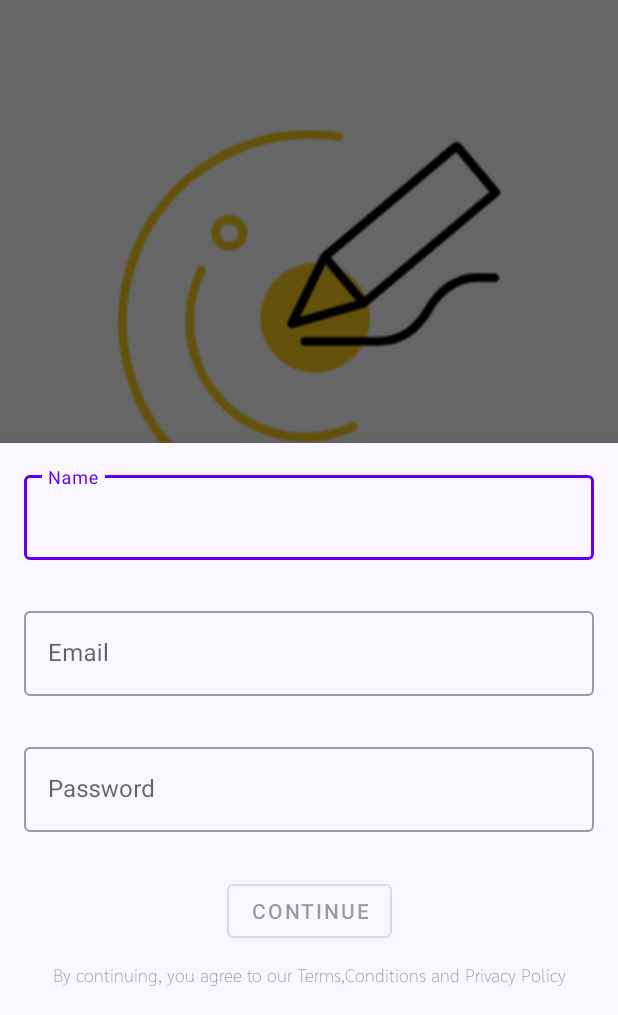
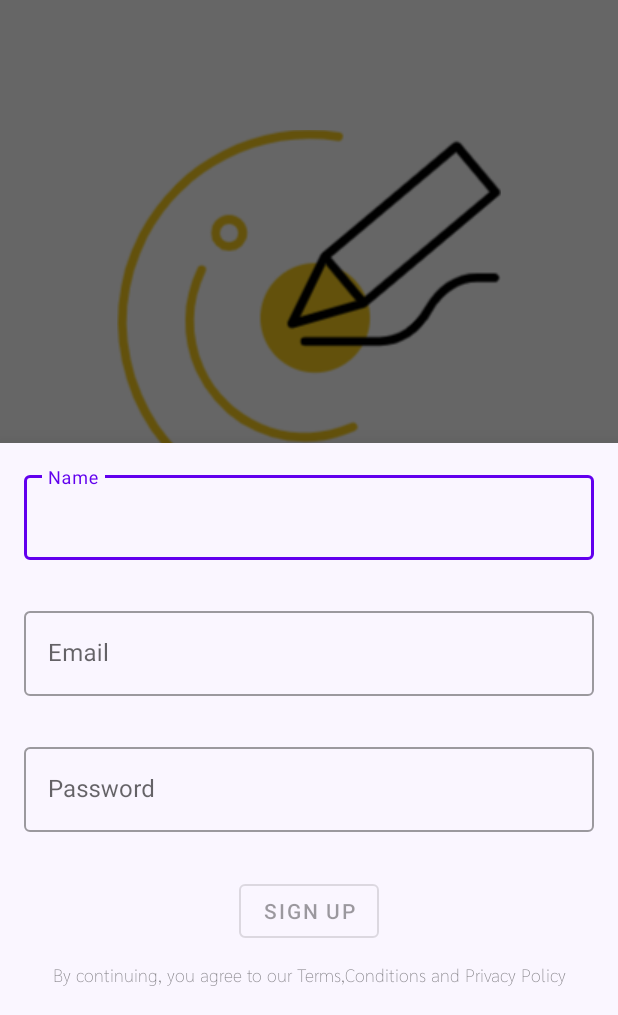
Before and after one commit to feranmi2002/noted, an Android app: the screen it shows after launch (MainActivity), after a tap on "Sign Up", on a phone screen of 412 x 824 dp, the part 221-1236 px from its top. Run offline under Robolectric (Android 15) with nearby library versions, the phone set to English and light mode, and no system bars; our stand-ins replace Firebase (no records; nobody signed in at launch, a user with empty details on screens opened directly).

Commit message:
Improved sign in, sign up and verification ui.

```diff
--- a/app/src/main/java/com/faithdeveloper/noted/MainActivity.kt
+++ b/app/src/main/java/com/faithdeveloper/noted/MainActivity.kt
@@ -1,19 +1,18 @@
 package com.faithdeveloper.noted
 
+import android.os.Bundle
 import androidx.appcompat.app.AppCompatActivity
-import android.os.Bundle
-import androidx.fragment.app.Fragment
-import androidx.navigation.findNavController
+import androidx.navigation.NavController
 import androidx.navigation.fragment.NavHostFragment
-import com.faithdeveloper.noted.ui.fragments.OnboardingFragment
 import com.faithdeveloper.noted.ui.fragments.OnboardingFragmentDirections
 import com.google.firebase.auth.FirebaseAuth
 import com.google.firebase.auth.FirebaseUser
 import com.google.firebase.firestore.FirebaseFirestore
 
-class MainActivity : AppCompatActivity(){
+class MainActivity : AppCompatActivity() {
     private lateinit var auth: FirebaseAuth
-    private lateinit var database:FirebaseFirestore
+    private lateinit var database: FirebaseFirestore
+    private lateinit var navController: NavController
     override fun onCreate(savedInstanceState: Bundle?) {
         super.onCreate(savedInstanceState)
         auth = FirebaseAuth.getInstance()
@@ -21,13 +20,22 @@ class MainActivity : AppCompatActivity(){
         setContentView(R.layout.activity_main)
         checkIfUserExists(auth.currentUser)
     }
-    private fun checkIfUserExists(currentUser: FirebaseUser?) = if (currentUser != null && currentUser.isEmailVerified){
-        val navHostFragment =
-            supportFragmentManager.findFragmentById(R.id.nav_host_fragment_container) as NavHostFragment
-        val navController = navHostFragment.navController
-        navController.navigate(OnboardingFragmentDirections.actionOnboardingFragmentToNotesFragment())
-    }else{
+
+    private fun checkIfUserExists(currentUser: FirebaseUser?) =
+        if (currentUser != null && currentUser.isEmailVerified) {
+            val navHostFragment =
+                supportFragmentManager.findFragmentById(R.id.nav_host_fragment_container) as NavHostFragment
+            navController = navHostFragment.navController
+            navController.navigate(OnboardingFragmentDirections.actionOnboardingFragmentToNotesFragment())
+        } else {
 //         do nothing
+        }
+
+    override fun onResume() {
+        auth.currentUser?.reload()
+        if (auth.currentUser != null && auth.currentUser!!.isEmailVerified) {
+            navController.navigate(OnboardingFragmentDirections.actionOnboardingFragmentToNotesFragment())
+        }
+        super.onResume()
     }
-
 }
--- a/app/src/main/res/layout/sign_in.xml
+++ b/app/src/main/res/layout/sign_in.xml
@@ -27,7 +27,6 @@
             android:layout_height="wrap_content"
             android:hint="@string/email"
             android:inputType="textEmailAddress"
-            android:textColor="#F8CC1D"
             tools:text="oluwaoyehunferanmi@gmail.com" />
     </com.google.android.material.textfield.TextInputLayout>
 
@@ -48,7 +47,6 @@
             android:layout_height="wrap_content"
             android:hint="@string/password"
             android:inputType="textPassword"
-            android:textColor="#F8CC1D"
             tools:text="Faith" />
     </com.google.android.material.textfield.TextInputLayout>
 
@@ -59,7 +57,7 @@
         android:layout_height="wrap_content"
         android:enabled="false"
         android:layout_marginTop="8dp"
-        android:text="@string/_continue"
+        android:text="@string/sign_in"
         app:layout_constraintEnd_toEndOf="parent"
         app:layout_constraintStart_toStartOf="parent"
         app:layout_constraintTop_toBottomOf="@id/forgot_password" />
--- a/app/src/main/res/layout/sign_up.xml
+++ b/app/src/main/res/layout/sign_up.xml
@@ -26,7 +26,6 @@
             android:layout_height="wrap_content"
             android:hint="@string/name"
             android:inputType="text"
-            android:textColor="#F8CC1D"
             tools:text="Faith" />
     </com.google.android.material.textfield.TextInputLayout>
 
@@ -47,7 +46,6 @@
             android:layout_height="wrap_content"
             android:hint="@string/email"
             android:inputType="textEmailAddress"
-            android:textColor="#F8CC1D"
             tools:text="oluwaoyehunferanmi@gmail.com" />
     </com.google.android.material.textfield.TextInputLayout>
 
@@ -68,7 +66,6 @@
             android:layout_height="wrap_content"
             android:hint="@string/password"
             android:inputType="textPassword"
-            android:textColor="#F8CC1D"
             tools:text="Faith" />
     </com.google.android.material.textfield.TextInputLayout>
 
@@ -79,7 +76,7 @@
         android:layout_height="wrap_content"
         android:enabled="false"
         android:layout_marginTop="8dp"
-        android:text="@string/_continue"
+        android:text="@string/sign_up"
         app:layout_constraintEnd_toEndOf="parent"
         app:layout_constraintStart_toStartOf="parent"
         app:layout_constraintTop_toBottomOf="@id/password_layout" />
--- a/app/src/main/res/layout/verification.xml
+++ b/app/src/main/res/layout/verification.xml
@@ -54,7 +54,7 @@
         android:layout_width="wrap_content"
         android:layout_height="wrap_content"
         android:enabled="false"
-        android:text="@string/request"
+        android:text="@string/resend"
         app:layout_constraintEnd_toEndOf="parent"
         app:layout_constraintStart_toStartOf="parent"
         app:layout_constraintTop_toBottomOf="@id/timer" />
```
